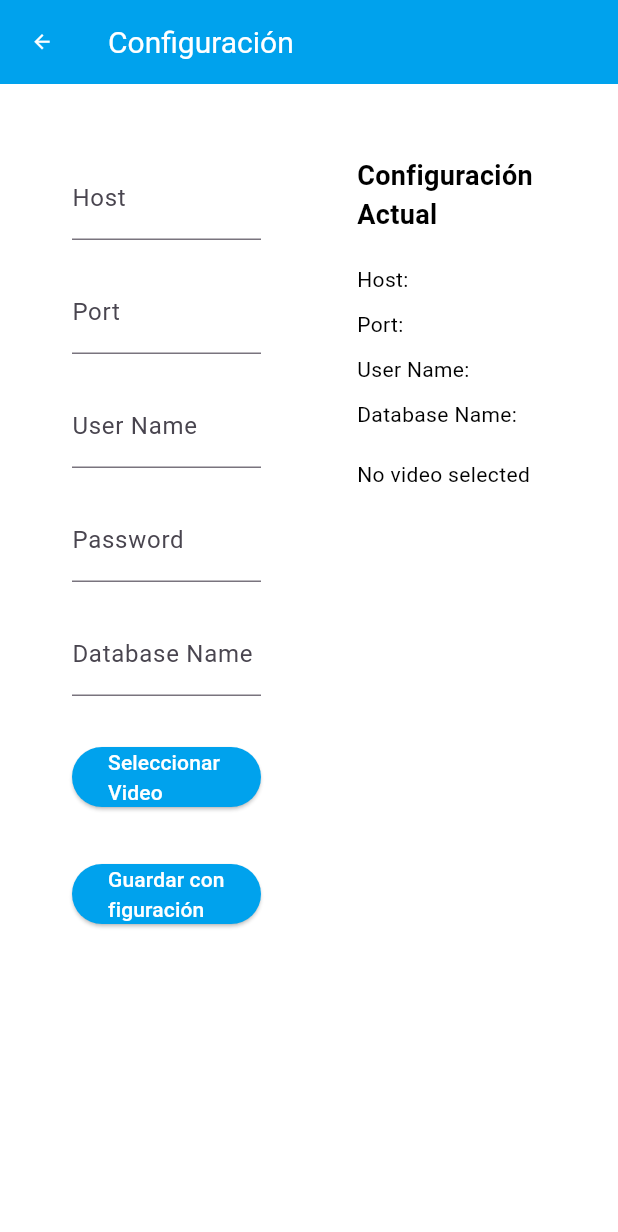
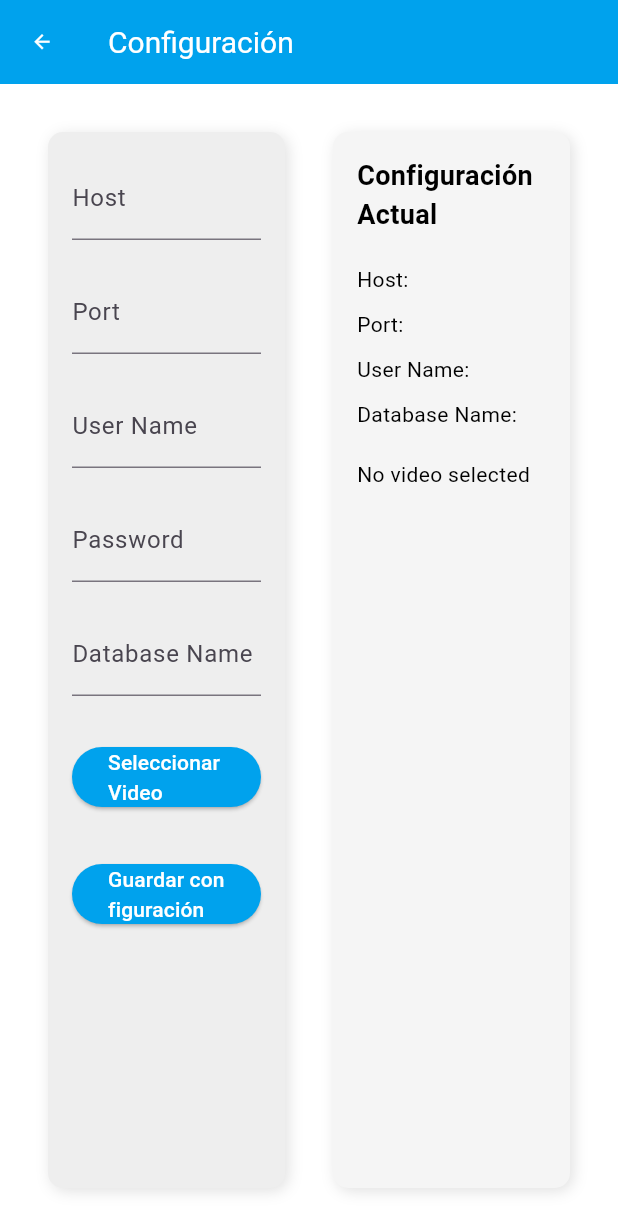
Before and after one commit to noguerajulioces/ticket-app, a Flutter app: the SettingsScreen screen opened by its route, on a phone screen of 412 x 824 dp. Shown: the top 1232 px of the screen. Run offline on Flutter 3.47's test engine with Material 3 defaults, Android fonts, the phone set to English and light mode, and no system bars; our stand-ins replace file_picker, flutter_tts, shared_preferences, video_player; missing offline and left inert: esc_pos_printer, esc_pos_utils, mysql_client, usb_serial; accounts and stored records are empty.

Commit message:
last fixes

```diff
--- a/lib/screens/register_customer_screen.dart
+++ b/lib/screens/register_customer_screen.dart
@@ -25,9 +25,6 @@ class _RegisterCustomerScreenState extends State<RegisterCustomerScreen> {
       });
       _formKey.currentState!.save();
 
-      // Generate the ticket number
-      String ticketNumber = _generarNumeroDeTicket();
-
       // Create a new customer
       Customer newCustomer = Customer(
         fullName: _fullName!,
@@ -35,7 +32,6 @@ class _RegisterCustomerScreenState extends State<RegisterCustomerScreen> {
         licensePlate: _licensePlate,
         document: _document!,
         company: _company,
-        ticketNumber: ticketNumber,
       );
 
       try {
@@ -54,7 +50,8 @@ class _RegisterCustomerScreenState extends State<RegisterCustomerScreen> {
         );
 
         // Pop the screen and return a result indicating success
-        Navigator.pushReplacementNamed(context, '/home'); // Navigating to home
+        Navigator.pushReplacementNamed(
+            context, '/customer_list'); // Navigating to home
       } catch (e) {
         setState(() {
           _isLoading = false;
--- a/lib/screens/settings_screen.dart
+++ b/lib/screens/settings_screen.dart
@@ -102,8 +102,21 @@ class _SettingsScreenState extends State<SettingsScreen> {
             // Parte izquierda: Formulario
             Expanded(
               flex: 1,
-              child: Padding(
+              child: Container(
                 padding: const EdgeInsets.all(16.0),
+                margin: const EdgeInsets.only(
+                    right: 16.0), // Espacio entre los Expanded
+                decoration: BoxDecoration(
+                  color: Colors.grey[200], // Fondo gris claro
+                  borderRadius: BorderRadius.circular(10), // Bordes redondeados
+                  boxShadow: [
+                    BoxShadow(
+                      color: Colors.black12,
+                      blurRadius: 8.0, // Sombra suave
+                      offset: Offset(2, 2), // Desplazamiento de la sombra
+                    ),
+                  ],
+                ),
                 child: Form(
                   key: _formKey,
                   child: Column(
@@ -157,13 +170,24 @@ class _SettingsScreenState extends State<SettingsScreen> {
               ),
             ),
 
-            const SizedBox(width: 32),
-
             // Parte derecha: Mostrar información actual
             Expanded(
               flex: 1,
-              child: Padding(
+              child: Container(
                 padding: const EdgeInsets.all(16.0),
+                margin: const EdgeInsets.only(
+                    left: 16.0), // Espacio entre los Expanded
+                decoration: BoxDecoration(
+                  color: Colors.grey[100], // Fondo gris aún más claro
+                  borderRadius: BorderRadius.circular(10), // Bordes redondeados
+                  boxShadow: [
+                    BoxShadow(
+                      color: Colors.black12,
+                      blurRadius: 8.0, // Sombra suave
+                      offset: Offset(2, 2), // Desplazamiento de la sombra
+                    ),
+                  ],
+                ),
                 child: Column(
                   mainAxisAlignment: MainAxisAlignment.start,
                   crossAxisAlignment: CrossAxisAlignment.start,
```
